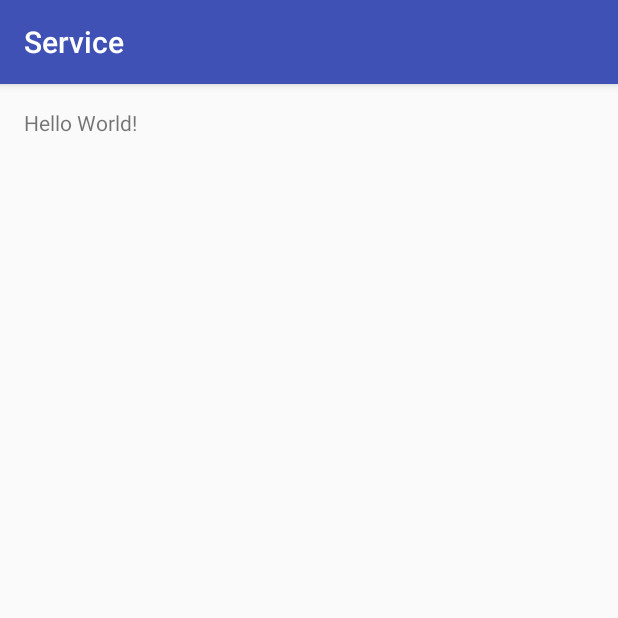
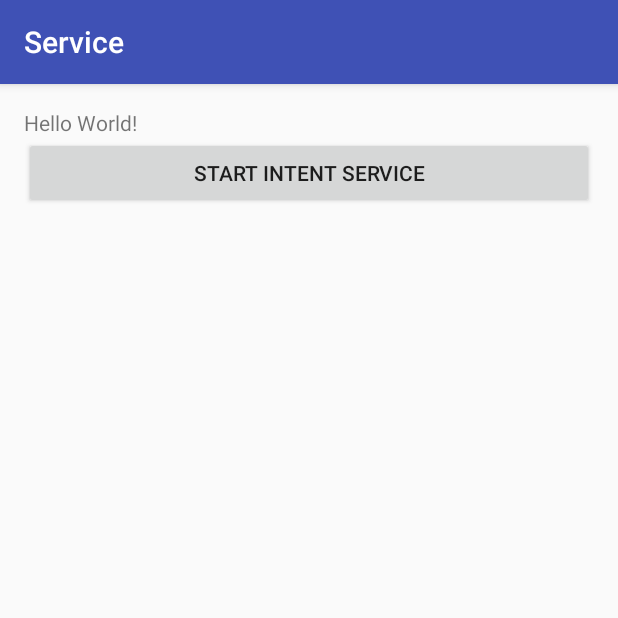
Before and after one commit to williamgdev/Service, an Android app: the screen it shows after launch (MainActivity), on a phone screen of 412 x 824 dp, the top half of it. Run offline under Robolectric (Android 15) with nearby library versions, the phone set to English and light mode, and no system bars.

Commit message:
Add UI to star the Simple IntentService

```diff
--- a/app/src/main/java/com/github/william/examples/service/MainActivity.java
+++ b/app/src/main/java/com/github/william/examples/service/MainActivity.java
@@ -1,7 +1,9 @@
 package com.github.william.examples.service;
 
+import android.content.Intent;
 import android.support.v7.app.AppCompatActivity;
 import android.os.Bundle;
+import android.view.View;
 
 public class MainActivity extends AppCompatActivity {
 
@@ -10,4 +12,9 @@ public class MainActivity extends AppCompatActivity {
         super.onCreate(savedInstanceState);
         setContentView(R.layout.activity_main);
     }
+
+    public void onStartIntentService(View view) {
+        Intent intent = new Intent(this, SimpleIntentService.class);
+        startService(intent);
+    }
 }
--- a/app/src/main/res/layout/activity_main.xml
+++ b/app/src/main/res/layout/activity_main.xml
@@ -1,9 +1,10 @@
 <?xml version="1.0" encoding="utf-8"?>
-<RelativeLayout xmlns:android="http://schemas.android.com/apk/res/android"
+<LinearLayout xmlns:android="http://schemas.android.com/apk/res/android"
     xmlns:tools="http://schemas.android.com/tools"
     android:id="@+id/activity_main"
     android:layout_width="match_parent"
     android:layout_height="match_parent"
+    android:orientation="vertical"
     android:paddingBottom="@dimen/activity_vertical_margin"
     android:paddingLeft="@dimen/activity_horizontal_margin"
     android:paddingRight="@dimen/activity_horizontal_margin"
@@ -14,4 +15,11 @@
         android:layout_width="wrap_content"
         android:layout_height="wrap_content"
         android:text="Hello World!" />
-</RelativeLayout>
+
+    <Button
+        android:id="@+id/main_button"
+        android:layout_width="match_parent"
+        android:layout_height="wrap_content"
+        android:text="Start Intent Service"
+        android:onClick="onStartIntentService"/>
+</LinearLayout>
```
